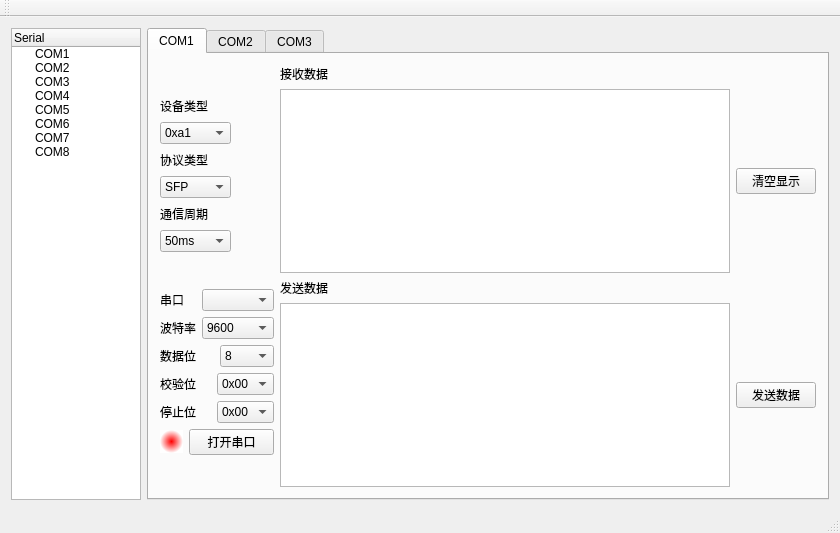
jiaqingnb/serial_emulation, file mainwindow.ui: the form before one commit.
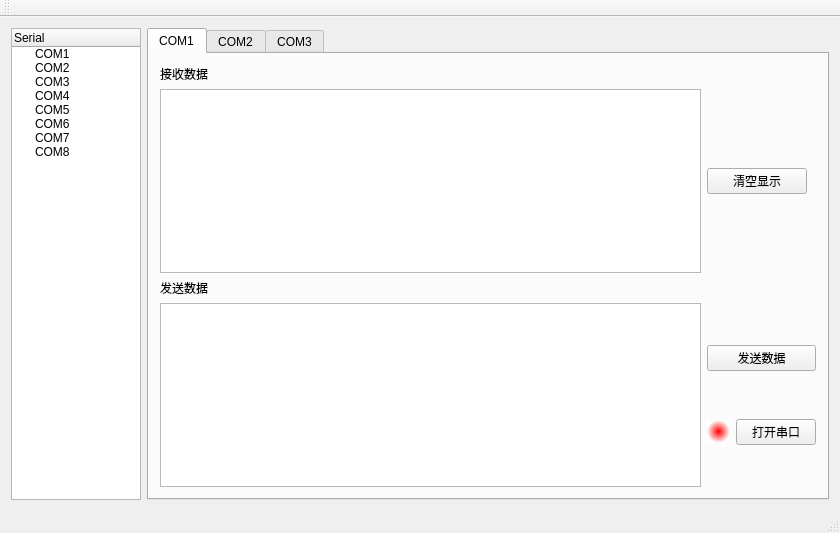
The form after the commit.

Commit message: 增加刷新按扭，动态识别系统串口

```diff
--- a/mainwindow.ui
+++ b/mainwindow.ui
@@ -86,409 +86,6 @@
          </attribute>
          <layout class="QGridLayout" name="gridLayout_3">
           <item row="0" column="0">
-           <layout class="QVBoxLayout" name="verticalLayout_15">
-            <item>
-             <layout class="QVBoxLayout" name="verticalLayout_14">
-              <item>
-               <layout class="QVBoxLayout" name="verticalLayout">
-                <item>
-                 <widget class="QLabel" name="label_11">
-                  <property name="maximumSize">
-                   <size>
-                    <width>55</width>
-                    <height>20</height>
-                   </size>
-                  </property>
-                  <property name="text">
-                   <string>设备类型</string>
-                  </property>
-                 </widget>
-                </item>
-                <item>
-                 <widget class="QComboBox" name="comboBox_6">
-                  <property name="maximumSize">
-                   <size>
-                    <width>71</width>
-                    <height>16777215</height>
-                   </size>
-                  </property>
-                  <item>
-                   <property name="text">
-                    <string>0xa1</string>
-                   </property>
-                  </item>
-                  <item>
-                   <property name="text">
-                    <string>0xa2</string>
-                   </property>
-                  </item>
-                  <item>
-                   <property name="text">
-                    <string>0xa3</string>
-                   </property>
-                  </item>
-                  <item>
-                   <property name="text">
-                    <string>0xa4</string>
-                   </property>
-                  </item>
-                  <item>
-                   <property name="text">
-                    <string>0xa5</string>
-                   </property>
-                  </item>
-                  <item>
-                   <property name="text">
-                    <string>0xa6</string>
-                   </property>
-                  </item>
-                  <item>
-                   <property name="text">
-                    <string>0xa7</string>
-                   </property>
-                  </item>
-                  <item>
-                   <property name="text">
-                    <string>0x18</string>
-                   </property>
-                  </item>
-                  <item>
-                   <property name="text">
-                    <string>0x19</string>
-                   </property>
-                  </item>
-                 </widget>
-                </item>
-               </layout>
-              </item>
-              <item>
-               <layout class="QVBoxLayout" name="verticalLayout_2">
-                <item>
-                 <widget class="QLabel" name="label_9">
-                  <property name="maximumSize">
-                   <size>
-                    <width>55</width>
-                    <height>20</height>
-                   </size>
-                  </property>
-                  <property name="text">
-                   <string>协议类型</string>
-                  </property>
-                 </widget>
-                </item>
-                <item>
-                 <widget class="QComboBox" name="comboBox_8">
-                  <property name="maximumSize">
-                   <size>
-                    <width>71</width>
-                    <height>16777215</height>
-                   </size>
-                  </property>
-                  <item>
-                   <property name="text">
-                    <string>SFP</string>
-                   </property>
-                  </item>
-                  <item>
-                   <property name="text">
-                    <string>RSSP-I</string>
-                   </property>
-                  </item>
-                  <item>
-                   <property name="text">
-                    <string>透传数据</string>
-                   </property>
-                  </item>
-                 </widget>
-                </item>
-               </layout>
-              </item>
-              <item>
-               <layout class="QVBoxLayout" name="verticalLayout_13">
-                <item>
-                 <widget class="QLabel" name="label_10">
-                  <property name="maximumSize">
-                   <size>
-                    <width>55</width>
-                    <height>20</height>
-                   </size>
-                  </property>
-                  <property name="text">
-                   <string>通信周期</string>
-                  </property>
-                 </widget>
-                </item>
-                <item>
-                 <widget class="QComboBox" name="comboBox_7">
-                  <property name="maximumSize">
-                   <size>
-                    <width>71</width>
-                    <height>16777215</height>
-                   </size>
-                  </property>
-                  <item>
-                   <property name="text">
-                    <string>50ms</string>
-                   </property>
-                  </item>
-                  <item>
-                   <property name="text">
-                    <string>100ms</string>
-                   </property>
-                  </item>
-                  <item>
-                   <property name="text">
-                    <string>200ms</string>
-                   </property>
-                  </item>
-                 </widget>
-                </item>
-               </layout>
-              </item>
-             </layout>
-            </item>
-            <item>
-             <layout class="QVBoxLayout" name="verticalLayout_3">
-              <item>
-               <layout class="QHBoxLayout" name="horizontalLayout_6">
-                <item>
-                 <widget class="QLabel" name="label_3">
-                  <property name="maximumSize">
-                   <size>
-                    <width>55</width>
-                    <height>20</height>
-                   </size>
-                  </property>
-                  <property name="text">
-                   <string>串口</string>
-                  </property>
-                 </widget>
-                </item>
-                <item>
-                 <widget class="QComboBox" name="com1_serialBox"/>
-                </item>
-               </layout>
-              </item>
-              <item>
-               <layout class="QHBoxLayout" name="horizontalLayout_5">
-                <item>
-                 <widget class="QLabel" name="label_4">
-                  <property name="maximumSize">
-                   <size>
-                    <width>55</width>
-                    <height>20</height>
-                   </size>
-                  </property>
-                  <property name="text">
-                   <string>波特率</string>
-                  </property>
-                 </widget>
-                </item>
-                <item>
-                 <widget class="QComboBox" name="com1_baudBox">
-                  <item>
-                   <property name="text">
-                    <string>9600</string>
-                   </property>
-                  </item>
-                  <item>
-                   <property name="text">
-                    <string>19200</string>
-                   </property>
-                  </item>
-                  <item>
-                   <property name="text">
-                    <string>38400</string>
-                   </property>
-                  </item>
-                  <item>
-                   <property name="text">
-                    <string>56000</string>
-                   </property>
-                  </item>
-                  <item>
-                   <property name="text">
-                    <string>115200</string>
-                   </property>
-                  </item>
-                  <item>
-                   <property name="text">
-                    <string>128000</string>
-                   </property>
-                  </item>
-                  <item>
-                   <property name="text">
-                    <string>256000</string>
-                   </property>
-                  </item>
-                  <item>
-                   <property name="text">
-                    <string>512000</string>
-                   </property>
-                  </item>
-                 </widget>
-                </item>
-               </layout>
-              </item>
-              <item>
-               <layout class="QHBoxLayout" name="horizontalLayout_4">
-                <item>
-                 <widget class="QLabel" name="label_5">
-                  <property name="maximumSize">
-                   <size>
-                    <width>55</width>
-                    <height>20</height>
-                   </size>
-                  </property>
-                  <property name="text">
-                   <string>数据位</string>
-                  </property>
-                 </widget>
-                </item>
-                <item>
-                 <widget class="QComboBox" name="com1_dataBox">
-                  <item>
-                   <property name="text">
-                    <string>8</string>
-                   </property>
-                  </item>
-                  <item>
-                   <property name="text">
-                    <string>7</string>
-                   </property>
-                  </item>
-                  <item>
-                   <property name="text">
-                    <string>6</string>
-                   </property>
-                  </item>
-                  <item>
-                   <property name="text">
-                    <string>5</string>
-                   </property>
-                  </item>
-                 </widget>
-                </item>
-               </layout>
-              </item>
-              <item>
-               <layout class="QHBoxLayout" name="horizontalLayout_3">
-                <item>
-                 <widget class="QLabel" name="label_6">
-                  <property name="maximumSize">
-                   <size>
-                    <width>55</width>
-                    <height>20</height>
-                   </size>
-                  </property>
-                  <property name="text">
-                   <string>校验位</string>
-                  </property>
-                 </widget>
-                </item>
-                <item>
-                 <widget class="QComboBox" name="com1_parityBox">
-                  <item>
-                   <property name="text">
-                    <string>0x00</string>
-                   </property>
-                  </item>
-                  <item>
-                   <property name="text">
-                    <string>0x01</string>
-                   </property>
-                  </item>
-                  <item>
-                   <property name="text">
-                    <string>0x02</string>
-                   </property>
-                  </item>
-                 </widget>
-                </item>
-               </layout>
-              </item>
-              <item>
-               <layout class="QHBoxLayout" name="horizontalLayout_2">
-                <item>
-                 <widget class="QLabel" name="label_7">
-                  <property name="maximumSize">
-                   <size>
-                    <width>55</width>
-                    <height>20</height>
-                   </size>
-                  </property>
-                  <property name="text">
-                   <string>停止位</string>
-                  </property>
-                 </widget>
-                </item>
-                <item>
-                 <widget class="QComboBox" name="com1_stopBox">
-                  <item>
-                   <property name="text">
-                    <string>0x00</string>
-                   </property>
-                  </item>
-                  <item>
-                   <property name="text">
-                    <string>0x01</string>
-                   </property>
-                  </item>
-                  <item>
-                   <property name="text">
-                    <string>0x02</string>
-                   </property>
-                  </item>
-                 </widget>
-                </item>
-               </layout>
-              </item>
-              <item>
-               <layout class="QHBoxLayout" name="horizontalLayout_7">
-                <item>
-                 <widget class="QLabel" name="label_8">
-                  <property name="minimumSize">
-                   <size>
-                    <width>23</width>
-                    <height>23</height>
-                   </size>
-                  </property>
-                  <property name="maximumSize">
-                   <size>
-                    <width>23</width>
-                    <height>23</height>
-                   </size>
-                  </property>
-                  <property name="styleSheet">
-                   <string notr="true">background-color:qradialgradient(spread:pad,cx:0.5,cy:0.5,radius:0.5,fx:0.5,fy:0.5,stop:0 rgba(255,0,0,255),stop:1 rgba(255,255,255,255));
-border-radius:12px;
-</string>
-                  </property>
-                  <property name="text">
-                   <string/>
-                  </property>
-                 </widget>
-                </item>
-                <item>
-                 <widget class="QPushButton" name="pushButton_3">
-                  <property name="maximumSize">
-                   <size>
-                    <width>120</width>
-                    <height>16777215</height>
-                   </size>
-                  </property>
-                  <property name="text">
-                   <string>打开串口</string>
-                  </property>
-                 </widget>
-                </item>
-               </layout>
-              </item>
-             </layout>
-            </item>
-           </layout>
-          </item>
-          <item row="0" column="1">
            <layout class="QGridLayout" name="gridLayout">
             <item row="3" column="0">
              <widget class="QTextEdit" name="textEdit_2"/>
@@ -500,16 +97,8 @@
               </property>
              </widget>
             </item>
-            <item row="3" column="1">
-             <layout class="QVBoxLayout" name="verticalLayout_4">
-              <item>
-               <widget class="QPushButton" name="pushButton_2">
-                <property name="text">
-                 <string>发送数据</string>
-                </property>
-               </widget>
-              </item>
-             </layout>
+            <item row="1" column="0">
+             <widget class="QTextEdit" name="textEdit"/>
             </item>
             <item row="1" column="1">
              <widget class="QPushButton" name="pushButton">
@@ -531,8 +120,60 @@
               </property>
              </widget>
             </item>
-            <item row="1" column="0">
-             <widget class="QTextEdit" name="textEdit"/>
+            <item row="3" column="0">
+             <widget class="QTextEdit" name="textEdit_2"/>
+            </item>
+            <item row="3" column="1">
+             <layout class="QVBoxLayout" name="verticalLayout">
+              <item>
+               <widget class="QPushButton" name="pushButton_2">
+                <property name="text">
+                 <string>发送数据</string>
+                </property>
+               </widget>
+              </item>
+              <item>
+               <layout class="QHBoxLayout" name="horizontalLayout_2">
+                <item>
+                 <widget class="QLabel" name="label_8">
+                  <property name="minimumSize">
+                   <size>
+                    <width>23</width>
+                    <height>23</height>
+                   </size>
+                  </property>
+                  <property name="maximumSize">
+                   <size>
+                    <width>23</width>
+                    <height>23</height>
+                   </size>
+                  </property>
+                  <property name="styleSheet">
+                   <string notr="true">background-color:qradialgradient(spread:pad,cx:0.5,cy:0.5,radius:0.5,fx:0.5,fy:0.5,stop:0 rgba(255,0,0,255),stop:1 rgba(255,255,255,255));
+border-radius:12px;
+</string>
+                  </property>
+                  <property name="text">
+                   <string/>
+                  </property>
+                 </widget>
+                </item>
+                <item>
+                 <widget class="QPushButton" name="pushButton_3">
+                  <property name="maximumSize">
+                   <size>
+                    <width>120</width>
+                    <height>16777215</height>
+                   </size>
+                  </property>
+                  <property name="text">
+                   <string>打开串口</string>
+                  </property>
+                 </widget>
+                </item>
+               </layout>
+              </item>
+             </layout>
             </item>
            </layout>
           </item>
```
Left out of the diff: 5 changed lines with no effect on the pictures. The commit also changes 15 other files.
